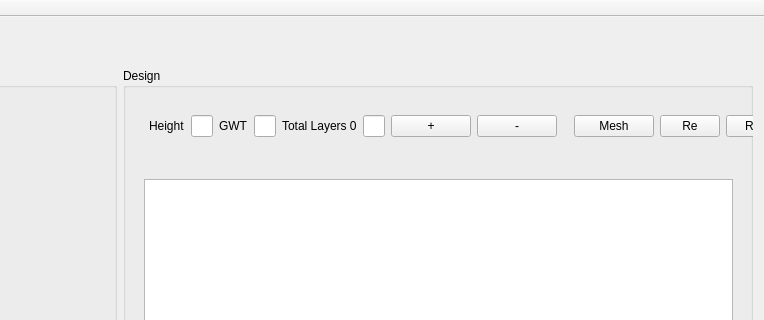
First picture: the form in UI/MainWindow.ui, repository NHERI-SimCenter/s3hark, before the edit; both pictures show x 236 to 1000 and y 0 to 320 of the 1000 by 672 pixel window.
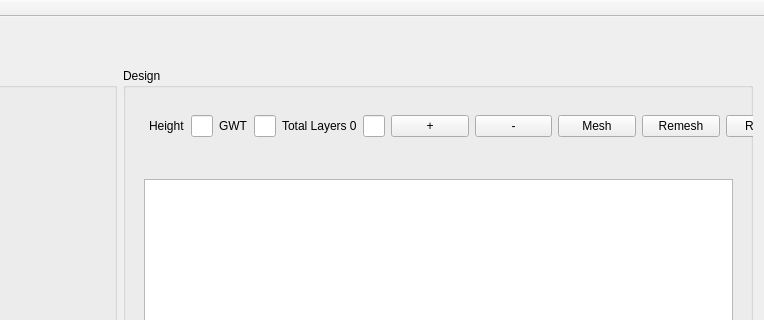
Second picture: the form after the edit. Custom widgets are drawn as their Qt base class.

Commit message: fixing bug (the not-converge thing)

Diff of the .ui file:
```diff
--- a/UI/MainWindow.ui
+++ b/UI/MainWindow.ui
@@ -185,7 +185,7 @@
               </property>
               <property name="sizeHint" stdset="0">
                <size>
-                <width>40</width>
+                <width>20</width>
                 <height>20</height>
                </size>
               </property>
@@ -202,12 +202,12 @@
              <widget class="QPushButton" name="reBtn">
               <property name="maximumSize">
                <size>
-                <width>60</width>
+                <width>80</width>
                 <height>16777215</height>
                </size>
               </property>
               <property name="text">
-               <string>Re</string>
+               <string>Remesh</string>
               </property>
              </widget>
             </item>
```
The commit also changes 2 other files.
